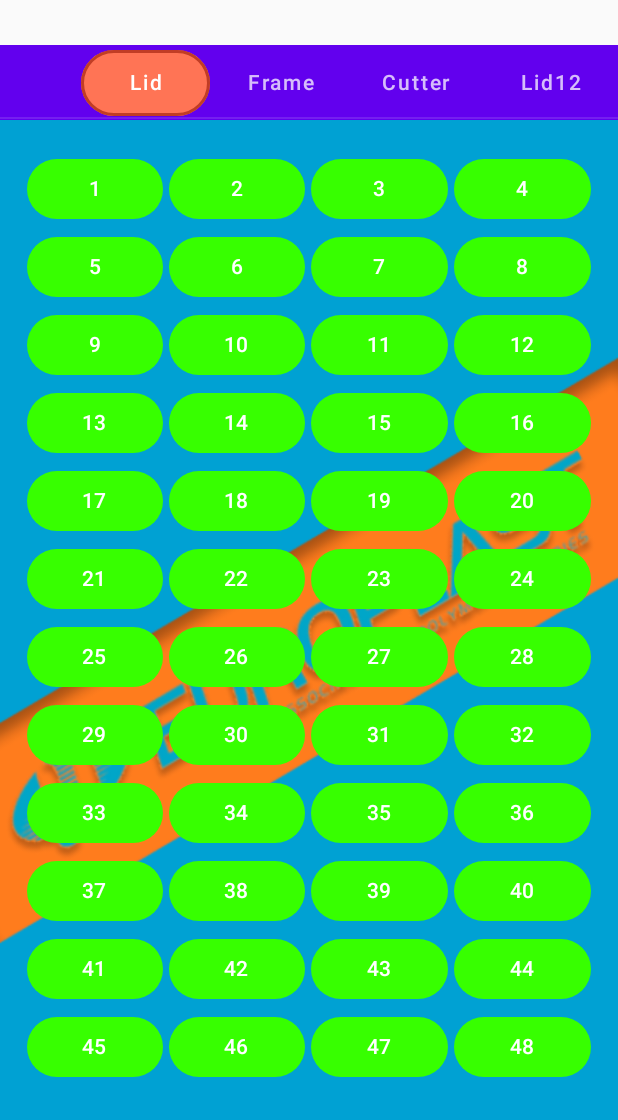
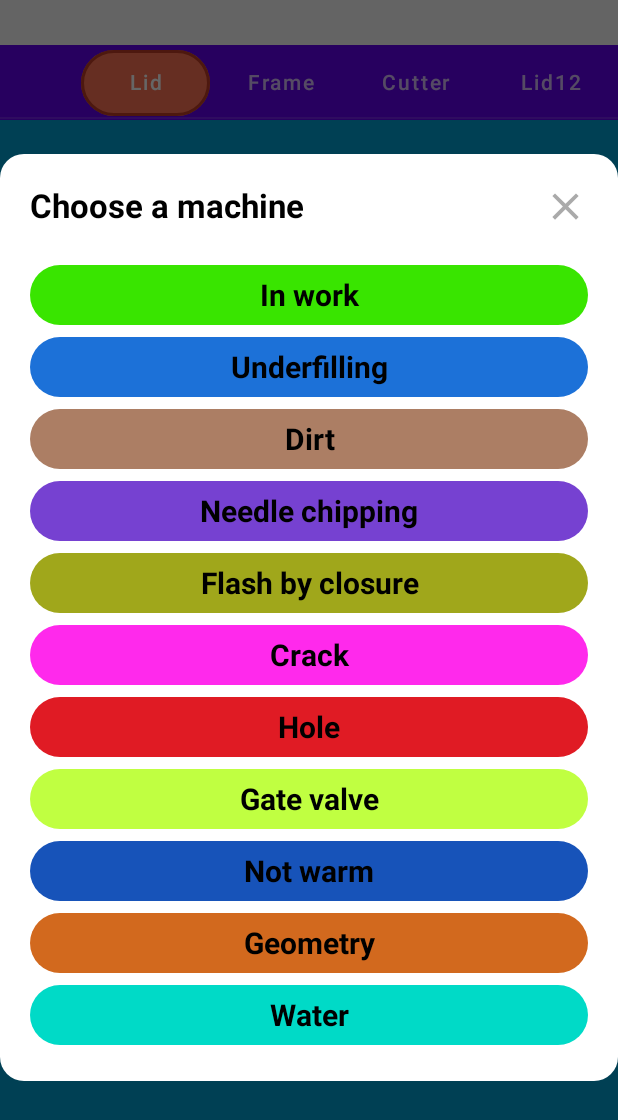
Before and after one commit to Yudin-num2/EuroplastTech, an Android app built with Jetpack Compose: the SocketScreen screen opened through its navigation route, after a tap on "10", on a phone screen of 412 x 824 dp. Shown: the top 1120 px of the screen. Run offline under Robolectric (Android 15) with nearby library versions, the phone set to English and light mode, and no system bars; our stand-ins replace accompanist.

Commit message:
Create ViewModel for Sockets (now only Lid48)

```diff
--- a/app/build.gradle.kts
+++ b/app/build.gradle.kts
@@ -62,6 +62,7 @@ dependencies {
     implementation(libs.androidx.ui.graphics)
     implementation(libs.androidx.ui.tooling.preview)
     implementation(libs.androidx.material3)
+    implementation(libs.protolite.well.known.types)
     testImplementation(libs.junit)
     androidTestImplementation(libs.androidx.junit)
     androidTestImplementation(libs.androidx.espresso.core)
--- a/app/src/main/java/ru/europlast/europlasttech/sockets/LidSockets48.kt
+++ b/app/src/main/java/ru/europlast/europlasttech/sockets/LidSockets48.kt
@@ -1,7 +1,5 @@
 package ru.europlast.europlasttech.sockets
 
-import androidx.compose.foundation.Image
-import androidx.compose.foundation.background
 import androidx.compose.foundation.layout.Arrangement
 import androidx.compose.foundation.layout.Column
 import androidx.compose.foundation.layout.Row
@@ -9,31 +7,41 @@ import androidx.compose.foundation.layout.Box
 import androidx.compose.foundation.layout.fillMaxSize
 import androidx.compose.foundation.layout.padding
 import androidx.compose.material3.Button
-import androidx.compose.material3.ButtonColors
 import androidx.compose.material3.ButtonDefaults
 import androidx.compose.material3.Text
 import androidx.compose.runtime.Composable
+import androidx.compose.runtime.collectAsState
+import androidx.compose.runtime.getValue
+import androidx.compose.runtime.mutableStateListOf
+import androidx.compose.runtime.mutableStateOf
+import androidx.compose.runtime.remember
+import androidx.compose.runtime.setValue
 import androidx.compose.ui.Alignment
 import androidx.compose.ui.Modifier
 import androidx.compose.ui.graphics.Color
-import androidx.compose.ui.layout.ContentScale
-import androidx.compose.ui.res.painterResource
-import androidx.compose.ui.text.TextStyle
-import androidx.compose.ui.text.style.TextAlign
+import androidx.compose.ui.res.colorResource
 import androidx.compose.ui.tooling.preview.Preview
 import androidx.compose.ui.unit.dp
-import androidx.compose.ui.unit.sp
-import ru.europlast.europlasttech.R
+import androidx.lifecycle.viewmodel.compose.viewModel
 import ru.europlast.europlasttech.ui.theme.goodSocket
 
 @Composable
 fun LidSockets48() {
+    val viewModel: SocketViewModel = viewModel()
+    val buttonColors by viewModel.buttonColors.collectAsState()
+    val socketColors = remember {
+        mutableStateListOf<Color>().apply {
+            repeat(48) { add(buttonColors[0]?.get(it) ?: goodSocket) }
+        }
+    }
+    var showDialog by remember { mutableStateOf(false) }
+    var selectedSocketIndex by remember { mutableStateOf(-1) }
+
     Box(
         Modifier
             .fillMaxSize()
             .padding(start = 16.dp, end = 16.dp, bottom = 30.dp),
         contentAlignment = Alignment.Center
-
     ) {
         Column(
             verticalArrangement = Arrangement.Top
@@ -42,9 +50,13 @@ fun LidSockets48() {
             for (i in 0 until 12) {
                 Row {
                     for (j in 0 until 4) {
+                        val index = (i * 4) + j
                         Button(
-                            colors = ButtonDefaults.buttonColors(goodSocket),
-                            onClick = { /* Handle button click */ },
+                            colors = ButtonDefaults.buttonColors(socketColors[index]),
+                            onClick = {
+                                selectedSocketIndex = index
+                                showDialog = true
+                            },
                             modifier = Modifier
                                 .padding(2.dp)
                                 .weight(1f)
@@ -57,10 +69,18 @@ fun LidSockets48() {
             }
         }
     }
+
+    if (showDialog) {
+        ReasonsPopupForSockets(onDismiss = { showDialog = false }) { chosenColor ->
+            socketColors[selectedSocketIndex] = chosenColor
+            showDialog = false
+            viewModel.updateButtonColor(0, selectedSocketIndex, chosenColor)
+        }
+    }
 }
 
 @Preview(showBackground = true)
 @Composable
-fun LidSocketsPreview(){
+fun LidSocketsPreview() {
     LidSockets48()
 }
--- /dev/null
+++ b/app/src/main/java/ru/europlast/europlasttech/sockets/ReasonsPopupForSockets.kt
@@ -0,0 +1,129 @@
+package ru.europlast.europlasttech.sockets
+
+import androidx.compose.foundation.clickable
+import androidx.compose.foundation.layout.Arrangement
+import androidx.compose.foundation.layout.Box
+import androidx.compose.foundation.layout.Column
+import androidx.compose.foundation.layout.Row
+import androidx.compose.foundation.layout.Spacer
+import androidx.compose.foundation.layout.fillMaxWidth
+import androidx.compose.foundation.layout.height
+import androidx.compose.foundation.layout.padding
+import androidx.compose.foundation.layout.width
+import androidx.compose.foundation.shape.RoundedCornerShape
+import androidx.compose.material.icons.Icons
+import androidx.compose.material.icons.filled.Close
+import androidx.compose.material3.Button
+import androidx.compose.material3.ButtonColors
+import androidx.compose.material3.ButtonDefaults
+import androidx.compose.material3.Icon
+import androidx.compose.material3.Surface
+import androidx.compose.material3.Text
+import androidx.compose.runtime.Composable
+import androidx.compose.ui.Alignment
+import androidx.compose.ui.Modifier
+import androidx.compose.ui.graphics.Color
+import androidx.compose.ui.res.colorResource
+import androidx.compose.ui.res.stringResource
+import androidx.compose.ui.text.TextStyle
+import androidx.compose.ui.text.font.FontFamily
+import androidx.compose.ui.text.font.FontWeight
+import androidx.compose.ui.unit.dp
+import androidx.compose.ui.unit.sp
+import androidx.compose.ui.window.Dialog
+import androidx.compose.ui.text.style.TextAlign
+import ru.europlast.europlasttech.R
+import ru.europlast.europlasttech.ui.theme.goodSocket
+
+
+@Composable
+fun ReasonsPopupForSockets(onDismiss: () -> Unit,
+                           onColorSelected: (Color) -> Unit) {
+
+    val listOfReasons = mutableListOf(
+        R.string.good_socket to colorResource(R.color.good_socket),
+        R.string.underfilling to colorResource(R.color.underfilling),
+        R.string.dirt to colorResource(R.color.dirt),
+        R.string.needle_chipping to colorResource(R.color.needle_chipping),
+        R.string.flash_by_closure to colorResource(R.color.flash_by_closure),
+        R.string.crack to colorResource(R.color.crack),
+        R.string.hole to colorResource(R.color.hole),
+        R.string.gate_valve to colorResource(R.color.gate_valve),
+        R.string.not_warm to colorResource(R.color.not_warm),
+        R.string.geometry to colorResource(R.color.geometry),
+        R.string.water to colorResource(R.color.water),
+    )
+
+    Dialog(onDismissRequest = { onDismiss() }) {
+        Surface(
+            shape = RoundedCornerShape(16.dp),
+            color = Color.White
+        ) {
+            Box(
+                contentAlignment = Alignment.Center
+            ) {
+                Column(modifier = Modifier.padding(20.dp)) {
+
+                    Row(
+                        modifier = Modifier.fillMaxWidth(),
+                        horizontalArrangement = Arrangement.SpaceBetween,
+                        verticalAlignment = Alignment.CenterVertically
+                    ) {
+                        Text(
+                            text = stringResource(R.string.choose_machine),
+                            textAlign = TextAlign.Start,
+                            style = TextStyle(
+                                fontSize = 22.sp,
+                                fontFamily = FontFamily.Default,
+                                fontWeight = FontWeight.Bold,
+                                color = Color.Black
+                            )
+                        )
+                        Icon(
+                            imageVector = Icons.Filled.Close,
+                            contentDescription = "close Dialog",
+                            tint = colorResource(android.R.color.darker_gray),
+                            modifier = Modifier
+                                .width(30.dp)
+                                .height(30.dp)
+                                .clickable { onDismiss() },
+                        )
+                    }
+
+                    Spacer(modifier = Modifier.height(20.dp))
+
+                    for ((name, color) in listOfReasons) {
+                        Button(
+                            onClick = {
+                                onColorSelected(color)
+                            },
+                            modifier = Modifier
+                                .fillMaxWidth(),
+                            colors = ButtonDefaults.buttonColors(
+                                containerColor = color,
+                                contentColor = Color.Black
+                            )
+                        ) {
+                            Text(
+                                text = stringResource(name),
+                                textAlign = TextAlign.Center,
+                                style = TextStyle(
+                                    fontSize = 20.sp,
+                                    fontFamily = FontFamily.Default,
+                                    fontWeight = FontWeight.Bold,
+                                )
+
+                            )
+                        }
+                    }
+                }
+            }
+        }
+    }
+}
+
+//@Composable
+//@Preview
+//fun ReasonsPopupForSocketsPreview() {
+//    ReasonsPopupForSockets()
+//}
--- /dev/null
+++ b/app/src/main/java/ru/europlast/europlasttech/sockets/SocketsViewModel.kt
@@ -0,0 +1,24 @@
+package ru.europlast.europlasttech.sockets
+
+import androidx.compose.ui.graphics.Color
+import androidx.lifecycle.ViewModel
+import androidx.lifecycle.viewModelScope
+import kotlinx.coroutines.flow.MutableStateFlow
+import kotlinx.coroutines.flow.StateFlow
+import kotlinx.coroutines.launch
+
+class SocketViewModel : ViewModel() {
+    // Хранение цветов для каждой кнопки на каждой странице
+    private val _buttonColors = MutableStateFlow<Map<Int, Map<Int, Color>>>(emptyMap())
+    val buttonColors: StateFlow<Map<Int, Map<Int, Color>>> = _buttonColors
+
+    fun updateButtonColor(page: Int, buttonIndex: Int, color: Color) {
+        viewModelScope.launch {
+            val pageColors = _buttonColors.value[page]?.toMutableMap() ?: mutableMapOf()
+            pageColors[buttonIndex] = color
+            _buttonColors.value = _buttonColors.value.toMutableMap().apply {
+                this[page] = pageColors
+            }
+        }
+    }
+}
--- a/app/src/main/res/values/colors.xml
+++ b/app/src/main/res/values/colors.xml
@@ -7,4 +7,24 @@
     <color name="teal_700">#FF018786</color>
     <color name="black">#FF000000</color>
     <color name="white">#FFFFFFFF</color>
+
+    <!--    Socket reasons     -->
+
+    <color name="good_socket">#39E500</color>
+    <color name="underfilling">#1C71D8</color>
+    <color name="dirt">#AC7E64</color>
+    <color name="needle_chipping">#7641D1</color>
+    <color name="flash_by_closure">#A0A71B</color>
+    <color name="crack">#FF29EC</color>
+    <color name="hole">#E01B24</color>
+    <color name="gate_valve">#C0FF41</color>
+    <color name="not_warm">#1753B9</color>
+    <color name="geometry">#D2691E</color>
+    <color name="water">#00DAC7</color>
+
+    <!--    -->
+
+    <color name="save_and_exit_normal">#FAFF63</color>
+    <color name="save_and_exit_pressed">#DCCD42</color>
+
 </resources>
--- a/gradle/libs.versions.toml
+++ b/gradle/libs.versions.toml
@@ -14,6 +14,7 @@ composeBom = "2023.08.00"
 navigationCompose = "2.7.7"
 composeMaterial = "1.3.1"
 material3Android = "1.2.1"
+protoliteWellKnownTypes = "18.0.0"
 
 [libraries]
 accompanist-pager = { module = "com.google.accompanist:accompanist-pager", version.ref = "accompanistPager" }
@@ -36,6 +37,7 @@ androidx-ui-test-junit4 = { group = "androidx.compose.ui", name = "ui-test-junit
 androidx-material3 = { group = "androidx.compose.material3", name = "material3" }
 androidx-compose-material = { group = "androidx.wear.compose", name = "compose-material", version.ref = "composeMaterial" }
 androidx-material3-android = { group = "androidx.compose.material3", name = "material3-android", version.ref = "material3Android" }
+protolite-well-known-types = { group = "com.google.firebase", name = "protolite-well-known-types", version.ref = "protoliteWellKnownTypes" }
 
 [plugins]
 android-application = { id = "com.android.application", version.ref = "agp" }
```
Also changed, not shown: app/src/main/java/ru/europlast/europlasttech/sockets/SocketsScreen.kt (renamed from app/src/main/java/ru/europlast/europlasttech/sockets/SocketsActivity.kt, +11 -9 lines), 1 other file.
